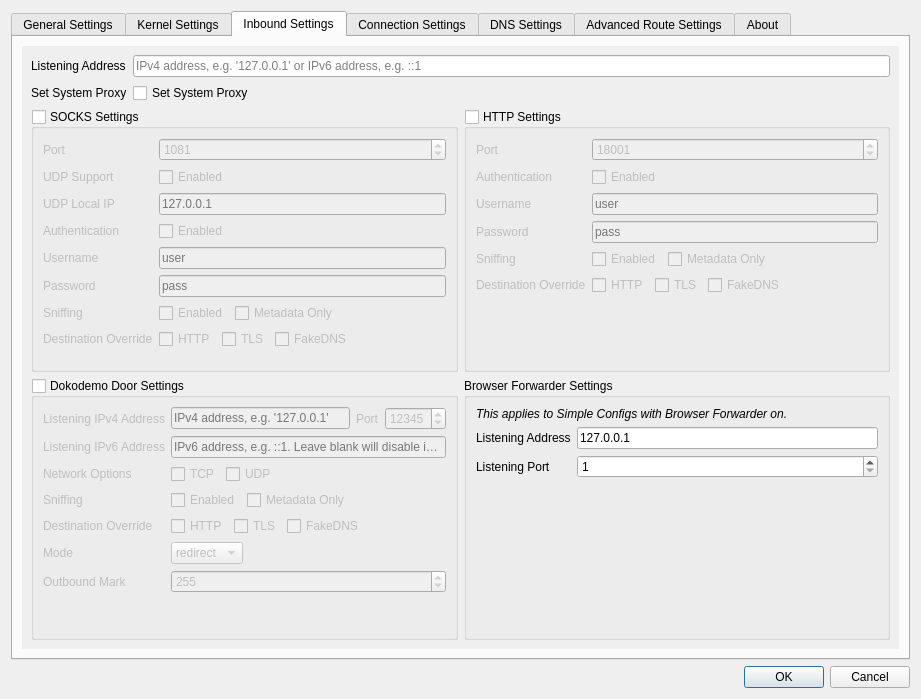
This is src/ui/widgets/windows/w_PreferencesWindow.ui in Qv2ray/Qv2ray as Qt 5 draws it before an edit. The edited form follows.
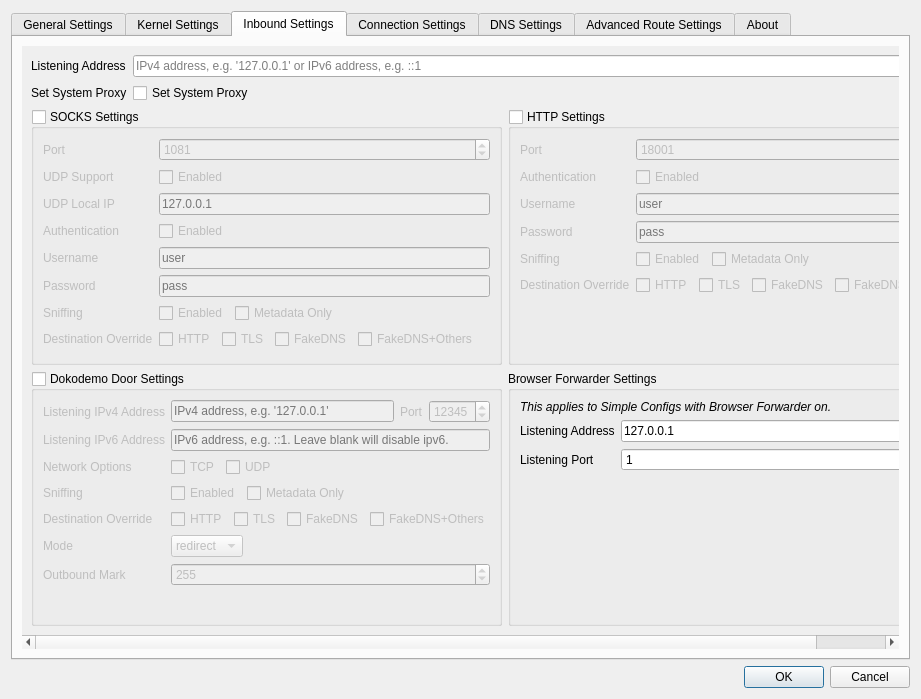
This is the edited form. The open tabs and pages were chosen to show the change. Icons and pictures are not drawn.

The edit to the form file:
```diff
--- a/src/ui/widgets/windows/w_PreferencesWindow.ui
+++ b/src/ui/widgets/windows/w_PreferencesWindow.ui
@@ -1164,6 +1164,13 @@
                     </property>
                    </widget>
                   </item>
+                  <item>
+                   <widget class="QCheckBox" name="tproxyOverrideFakeDNSOthersCB">
+                    <property name="text">
+                     <string>FakeDNS+Others</string>
+                    </property>
+                   </widget>
+                  </item>
                   <item>
                    <spacer name="horizontalSpacer_3">
                     <property name="orientation">
@@ -1500,6 +1507,13 @@
                     </property>
                    </widget>
                   </item>
+                  <item>
+                   <widget class="QCheckBox" name="socksOverrideFakeDNSOthersCB">
+                    <property name="text">
+                     <string>FakeDNS+Others</string>
+                    </property>
+                   </widget>
+                  </item>
                   <item>
                    <spacer name="horizontalSpacer_6">
                     <property name="orientation">
@@ -1678,6 +1692,13 @@
                     </property>
                    </widget>
                   </item>
+                  <item>
+                   <widget class="QCheckBox" name="httpOverrideFakeDNSOthersCB">
+                    <property name="text">
+                     <string>FakeDNS+Others</string>
+                    </property>
+                   </widget>
+                  </item>
                   <item>
                    <spacer name="horizontalSpacer_8">
                     <property name="orientation">
```
Left out of the diff: 3 changed lines with no effect on the pictures.
